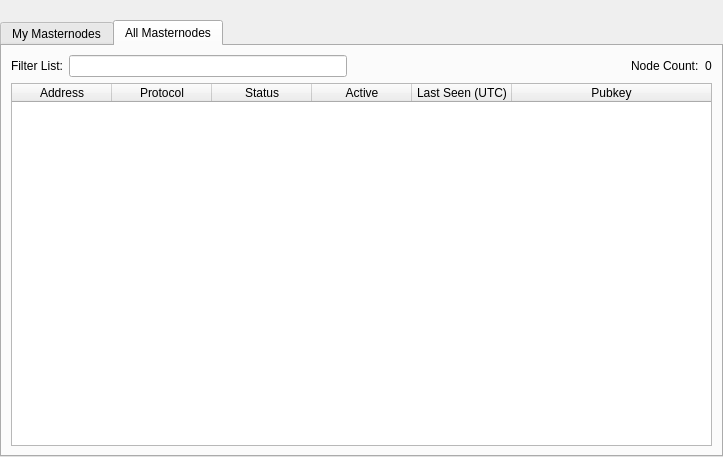
admecoin/siePJ, file src/qt/forms/masternodelist.ui: the form before one commit.
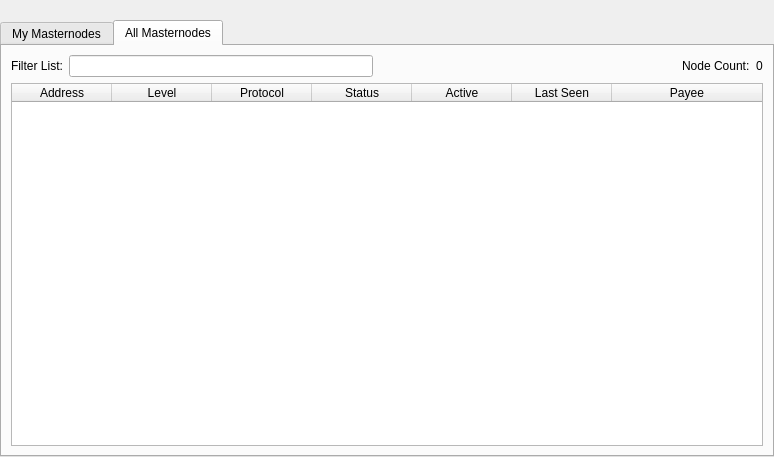
The form after the commit. The open tabs and pages were chosen to show the change.

Patch:
```diff
--- a/src/qt/forms/masternodelist.ui
+++ b/src/qt/forms/masternodelist.ui
@@ -6,7 +6,7 @@
    <rect>
     <x>0</x>
     <y>0</y>
-    <width>723</width>
+    <width>774</width>
     <height>457</height>
    </rect>
   </property>
@@ -46,9 +46,6 @@
      </item>
      <item>
       <widget class="QTabWidget" name="tabWidget">
-       <property name="styleSheet">
-        <string notr="true"/>
-       </property>
        <property name="currentIndex">
         <number>1</number>
        </property>
@@ -240,92 +237,6 @@
          <string>All Masternodes</string>
         </attribute>
         <layout class="QGridLayout" name="gridLayout">
-         <item row="1" column="0">
-          <widget class="QTableWidget" name="tableWidgetMasternodes">
-           <property name="palette">
-            <palette>
-             <active>
-              <colorrole role="Text">
-               <brush brushstyle="SolidPattern">
-                <color alpha="255">
-                 <red>51</red>
-                 <green>51</green>
-                 <blue>51</blue>
-                </color>
-               </brush>
-              </colorrole>
-             </active>
-             <inactive>
-              <colorrole role="Text">
-               <brush brushstyle="SolidPattern">
-                <color alpha="255">
-                 <red>51</red>
-                 <green>51</green>
-                 <blue>51</blue>
-                </color>
-               </brush>
-              </colorrole>
-             </inactive>
-             <disabled>
-              <colorrole role="Text">
-               <brush brushstyle="SolidPattern">
-                <color alpha="255">
-                 <red>85</red>
-                 <green>85</green>
-                 <blue>85</blue>
-                </color>
-               </brush>
-              </colorrole>
-             </disabled>
-            </palette>
-           </property>
-           <property name="editTriggers">
-            <set>QAbstractItemView::NoEditTriggers</set>
-           </property>
-           <property name="alternatingRowColors">
-            <bool>true</bool>
-           </property>
-           <property name="selectionBehavior">
-            <enum>QAbstractItemView::SelectRows</enum>
-           </property>
-           <property name="sortingEnabled">
-            <bool>true</bool>
-           </property>
-           <attribute name="horizontalHeaderStretchLastSection">
-            <bool>true</bool>
-           </attribute>
-           <column>
-            <property name="text">
-             <string>Address</string>
-            </property>
-           </column>
-           <column>
-            <property name="text">
-             <string>Protocol</string>
-            </property>
-           </column>
-           <column>
-            <property name="text">
-             <string>Status</string>
-            </property>
-           </column>
-           <column>
-            <property name="text">
-             <string>Active</string>
-            </property>
-           </column>
-           <column>
-            <property name="text">
-             <string>Last Seen (UTC)</string>
-            </property>
-           </column>
-           <column>
-            <property name="text">
-             <string>Pubkey</string>
-            </property>
-           </column>
-          </widget>
-         </item>
          <item row="0" column="0">
           <layout class="QHBoxLayout" name="horizontalLayout_3">
            <property name="bottomMargin">
@@ -374,6 +285,60 @@
            </item>
           </layout>
          </item>
+         <item row="1" column="0">
+          <widget class="QTableWidget" name="tableWidgetMasternodes">
+           <property name="editTriggers">
+            <set>QAbstractItemView::NoEditTriggers</set>
+           </property>
+           <property name="alternatingRowColors">
+            <bool>true</bool>
+           </property>
+           <property name="selectionBehavior">
+            <enum>QAbstractItemView::SelectRows</enum>
+           </property>
+           <property name="sortingEnabled">
+            <bool>true</bool>
+           </property>
+           <attribute name="horizontalHeaderStretchLastSection">
+            <bool>true</bool>
+           </attribute>
+           <column>
+            <property name="text">
+             <string>Address</string>
+            </property>
+           </column>
+           <column>
+            <property name="text">
+             <string>Level</string>
+            </property>
+           </column>
+           <column>
+            <property name="text">
+             <string>Protocol</string>
+            </property>
+           </column>
+           <column>
+            <property name="text">
+             <string>Status</string>
+            </property>
+           </column>
+           <column>
+            <property name="text">
+             <string>Active</string>
+            </property>
+           </column>
+           <column>
+            <property name="text">
+             <string>Last Seen</string>
+            </property>
+           </column>
+           <column>
+            <property name="text">
+             <string>Payee</string>
+            </property>
+           </column>
+          </widget>
+         </item>
         </layout>
        </widget>
       </widget>
```
Left out of the diff: 57 changed lines with no effect on the pictures.
